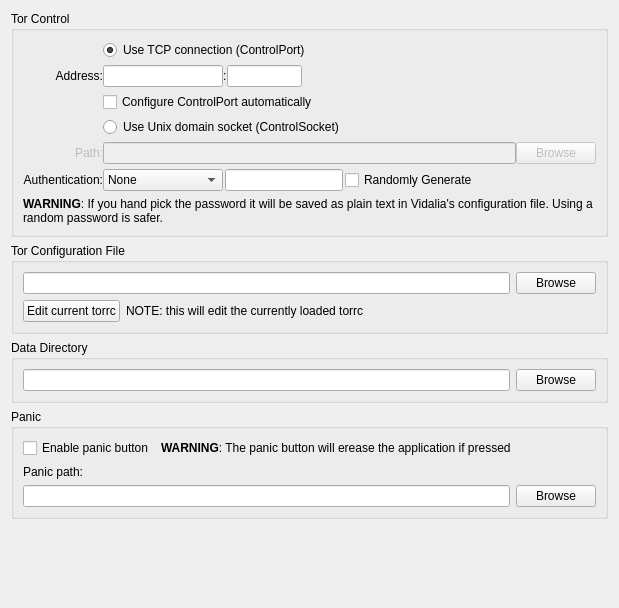
feroze/vidalia, file src/vidalia/config/AdvancedPage.ui: the form before one commit.
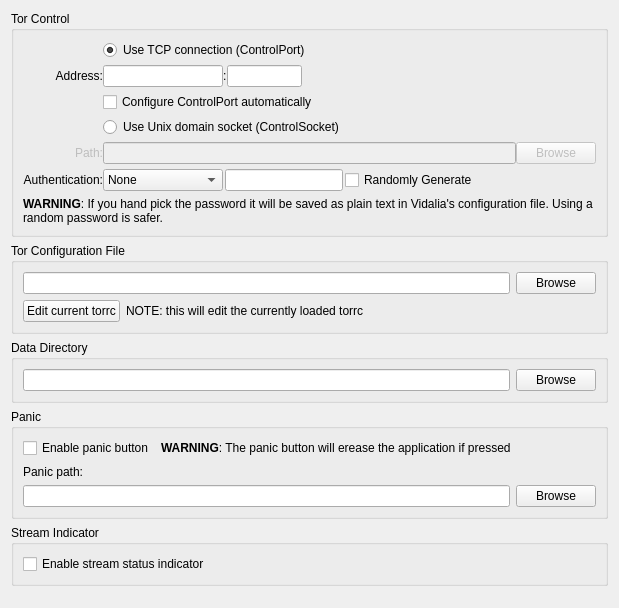
The form after the commit.

Patch:
```diff
--- a/src/vidalia/config/AdvancedPage.ui
+++ b/src/vidalia/config/AdvancedPage.ui
@@ -486,6 +486,25 @@
      </layout>
     </widget>
    </item>
+   <item>
+    <widget class="QGroupBox" name="grpStreamStatus">
+     <property name="contextMenuPolicy">
+      <enum>Qt::NoContextMenu</enum>
+     </property>
+     <property name="title">
+      <string>Stream Indicator</string>
+     </property>
+     <layout class="QGridLayout" name="gridLayout_4">
+      <item row="0" column="0">
+       <widget class="QCheckBox" name="chkShowStreams">
+        <property name="text">
+         <string>Enable stream status indicator</string>
+        </property>
+       </widget>
+      </item>
+     </layout>
+    </widget>
+   </item>
    <item>
     <spacer name="verticalSpacer">
      <property name="orientation">
```
